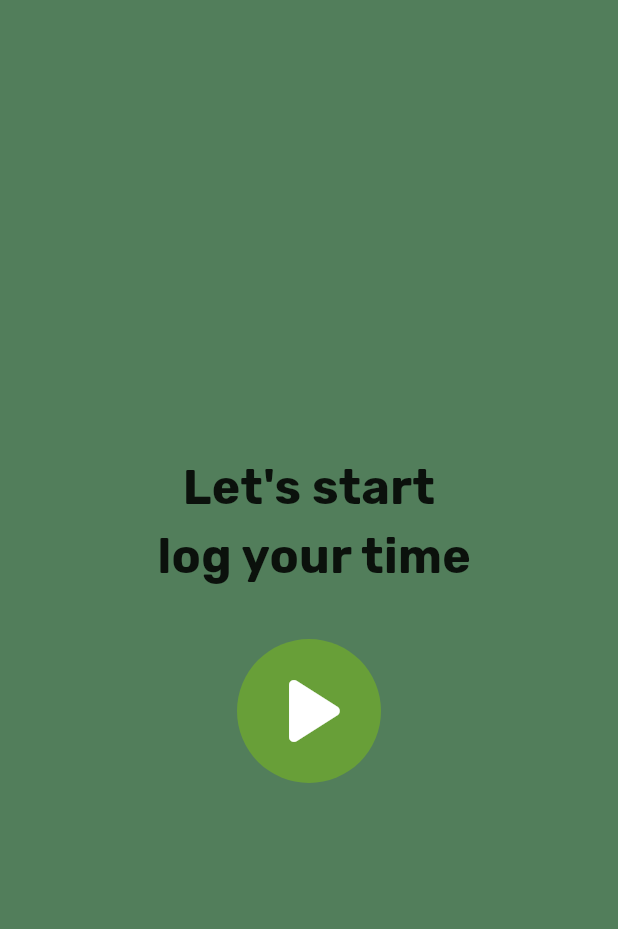
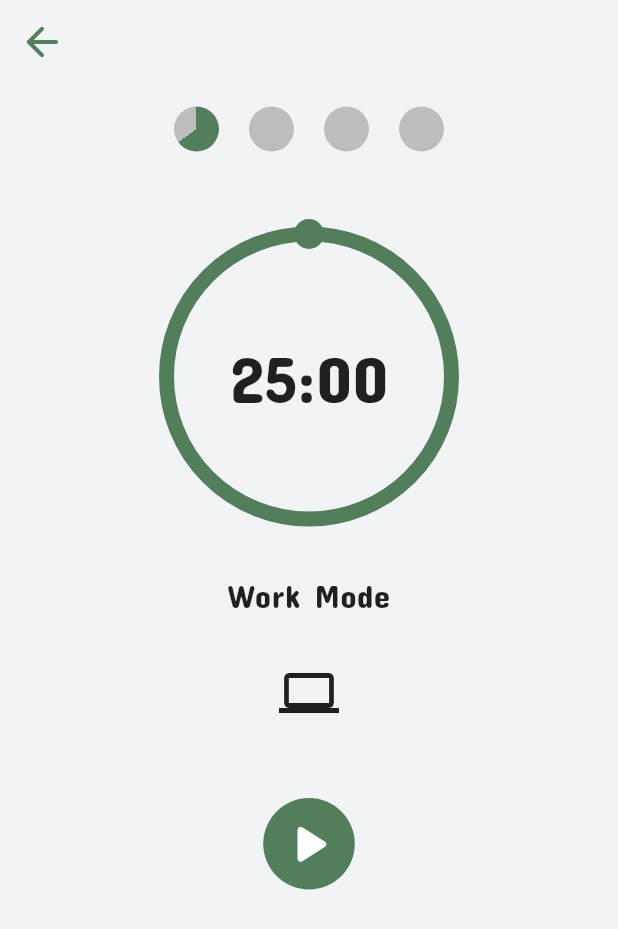
Before and after one commit to luizgfalqueto/pomodoro-timer, a Flutter app: the screen it shows after launch, after a tap on the "play arrow" icon, on a phone screen of 412 x 824 dp. Shown: the top 929 px of the screen. Run offline on Flutter 3.47's test engine with Material 3 defaults, Android fonts, the phone set to English and light mode, and no system bars; drawn by our look-alikes of sleek_circular_slider; our stand-ins replace flutter_mobx, flutter_modular, flutter_screenutil, mobx; generated files the repository leaves out were written again.

Commit message:
feat: timer page

```diff
--- /dev/null
+++ b/devtools_options.yaml
@@ -0,0 +1,3 @@
+description: This file stores settings for Dart & Flutter DevTools.
+documentation: https://docs.flutter.dev/tools/devtools/extensions#configure-extension-enablement-states
+extensions:
--- a/lib/app/app_module.dart
+++ b/lib/app/app_module.dart
@@ -1,11 +1,13 @@
 import 'package:flutter_modular/flutter_modular.dart';
 import 'package:pomodoro_timer/app/modules/home/home_module.dart';
+import 'package:pomodoro_timer/app/modules/timer/timer_module.dart';
 
 class AppModule extends Module {
 
   @override
   void routes(RouteManager r) {
     r.module('/home/', module: HomeModule());
+    r.module('/timer/', module: TimerModule());
   }
 
 }
--- a/lib/app/app_widget.dart
+++ b/lib/app/app_widget.dart
@@ -1,5 +1,6 @@
 import 'package:flutter/material.dart';
 import 'package:flutter_modular/flutter_modular.dart';
+import 'package:flutter_screenutil/flutter_screenutil.dart';
 import 'package:pomodoro_timer/app/core/ui/ui_config.dart';
 
 class AppWidget extends StatelessWidget {
@@ -8,11 +9,17 @@ class AppWidget extends StatelessWidget {
   @override
   Widget build(BuildContext context) {
     Modular.setInitialRoute('/home/');
-    return MaterialApp.router(
-      title: UiConfig.title,
-      theme: UiConfig.theme,
-      routeInformationParser: Modular.routeInformationParser,
-      routerDelegate: Modular.routerDelegate,
+    return ScreenUtilInit(
+      designSize:  const Size(390, 844),
+      builder: (_, __) {
+        return MaterialApp.router(
+          title: UiConfig.title,
+          theme: UiConfig.theme,
+          debugShowCheckedModeBanner: false,
+          routeInformationParser: Modular.routeInformationParser,
+          routerDelegate: Modular.routerDelegate,
+        );
+      },
     );
   }
 }
--- a/lib/app/core/ui/extensions/theme_extension.dart
+++ b/lib/app/core/ui/extensions/theme_extension.dart
@@ -4,6 +4,7 @@ extension ThemeExtension on BuildContext {
   Color get primaryColor => Theme.of(this).primaryColor;
   Color get primaryColorDark => Theme.of(this).primaryColorDark;
   Color get primaryColorLight => Theme.of(this).primaryColorLight;
+  Color get whiteColor => const Color(0xFFF1F3F5);
   TextTheme get textTheme => Theme.of(this).textTheme;
   TextStyle get normalTextStyle => const TextStyle(
         fontSize: 16,
@@ -11,8 +12,8 @@ extension ThemeExtension on BuildContext {
         color: Colors.black87,
       );
   TextStyle get largeTextStyle => const TextStyle(
-        fontSize: 32,
-        fontWeight: FontWeight.bold,
+        fontSize: 34,
+        fontWeight: FontWeight.normal,
         color: Colors.black87,
       );
 }
--- a/lib/app/core/ui/ui_config.dart
+++ b/lib/app/core/ui/ui_config.dart
@@ -11,6 +11,6 @@ class UiConfig {
         primaryColorLight: const Color(0xff7ba37e),
         appBarTheme: const AppBarTheme(backgroundColor: Color(0xffA8CE4B)),
         scaffoldBackgroundColor: const Color(0xFF527e5b),
-        fontFamily: 'Rubik'
+        fontFamily: 'Concert One'
       );
 }
--- /dev/null
+++ b/lib/app/core/widgets/default_button.dart
@@ -0,0 +1,48 @@
+import 'package:flutter/material.dart';
+import 'package:pomodoro_timer/app/core/ui/extensions/theme_extension.dart';
+
+class DefaultButton extends StatelessWidget {
+  final IconData icon;
+  final String? text;
+  final Color? backgroundColor;
+  final Function() onPressed;
+  final Color? textColor;
+
+  const DefaultButton({
+    super.key,
+    required this.icon,
+    this.text,
+    this.backgroundColor,
+    required this.onPressed,
+    this.textColor,
+  });
+
+  @override
+  Widget build(BuildContext context) {
+    return Column(
+      crossAxisAlignment: CrossAxisAlignment.center,
+      children: [
+        IconButton(
+          iconSize: 45,
+          onPressed: onPressed,
+          style: IconButton.styleFrom(
+            backgroundColor: backgroundColor ?? context.primaryColor,
+          ),
+          icon: Icon(
+            icon,
+            color: Colors.white,
+          ),
+        ),
+        const SizedBox(
+          height: 10,
+        ),
+        Text(
+          text ?? '',
+          style: context.normalTextStyle.copyWith(
+            color: context.whiteColor,
+          ),
+        ),
+      ],
+    );
+  }
+}
--- a/lib/app/modules/home/home_page.dart
+++ b/lib/app/modules/home/home_page.dart
@@ -1,5 +1,8 @@
 import 'package:flutter/material.dart';
+import 'package:flutter_modular/flutter_modular.dart';
 import 'package:pomodoro_timer/app/core/ui/extensions/theme_extension.dart';
+
+import '../../core/widgets/default_button.dart';
 
 class HomePage extends StatelessWidget {
   const HomePage({super.key});
@@ -19,20 +22,20 @@ class HomePage extends StatelessWidget {
                 Text(
                   'Let\'s start \n log your time',
                   textAlign: TextAlign.center,
-                  style: context.largeTextStyle,
+                  style: context.largeTextStyle.copyWith(
+                    color: context.whiteColor,
+                    height: 1,
+                  ),
                 ),
                 const SizedBox(
                   height: 32,
                 ),
-                IconButton(
-                  iconSize: 80,
-                  onPressed: () {},
-                  style: IconButton.styleFrom(
-                      backgroundColor: context.primaryColorDark),
-                  icon: const Icon(
-                    Icons.play_arrow_rounded,
-                    color: Colors.white,
-                  ),
+                DefaultButton(
+                  icon: Icons.play_arrow_rounded,
+                  backgroundColor: context.primaryColorLight,
+                  text: 'Let`s go!',
+                  textColor: context.whiteColor,
+                  onPressed: () => Modular.to.pushNamed('/timer/'),
                 )
               ],
             ),
--- /dev/null
+++ b/lib/app/modules/timer/timer_module.dart
@@ -0,0 +1,19 @@
+import 'package:flutter_modular/flutter_modular.dart';
+import 'package:pomodoro_timer/app/modules/timer/timer_controller.dart';
+import 'package:pomodoro_timer/app/modules/timer/timer_page.dart';
+
+class TimerModule extends Module {
+
+  @override
+  void binds(Injector i) {
+    i.addLazySingleton<TimerController>(() => TimerController()..initController());
+  }
+
+  @override
+  void routes(RouteManager r) {
+    r.child(
+      Modular.initialRoute,
+      child: (_) => const TimerPage(),
+    );
+  }
+}
--- /dev/null
+++ b/lib/app/modules/timer/timer_page.dart
@@ -0,0 +1,88 @@
+import 'package:flutter/material.dart';
+import 'package:flutter_mobx/flutter_mobx.dart';
+import 'package:flutter_modular/flutter_modular.dart';
+import 'package:pomodoro_timer/app/core/ui/extensions/theme_extension.dart';
+import 'package:pomodoro_timer/app/core/widgets/default_button.dart';
+import 'package:pomodoro_timer/app/modules/timer/timer_controller.dart';
+import 'package:pomodoro_timer/app/modules/timer/widgets/clock_timer.dart';
+
+import 'widgets/count_time_circles.dart';
+
+class TimerPage extends StatelessWidget {
+  const TimerPage({super.key});
+
+  @override
+  Widget build(BuildContext context) {
+    final controller = Modular.get<TimerController>();
+    return Scaffold(
+      appBar: AppBar(
+        backgroundColor: Colors.transparent,
+        leading: IconButton(
+          onPressed: () {
+            controller.close();
+            Modular.to.pop();
+          },
+          icon: Icon(
+            Icons.arrow_back_rounded,
+            color: context.primaryColor,
+            size: 32,
+          ),
+        ),
+      ),
+      backgroundColor: context.whiteColor,
+      body: SingleChildScrollView(
+        child: Padding(
+          padding: const EdgeInsets.all(15.0),
+          child: Column(
+            children: [
+              const SizedBox(
+                height: 30,
+                child: Center(
+                  child: CountTimeCircles(),
+                ),
+              ),
+              const SizedBox(
+                height: 50,
+              ),
+              const ClockTimer(),
+              const SizedBox(
+                height: 30,
+              ),
+              Observer(
+                builder: (context) => Text(
+                  controller.modeText,
+                  style: context.normalTextStyle
+                      .copyWith(fontWeight: FontWeight.normal, fontSize: 22),
+                ),
+              ),
+              const SizedBox(
+                height: 30,
+              ),
+              const Icon(
+                Icons.computer,
+                size: 40,
+              ),
+              const SizedBox(
+                height: 50,
+              ),
+              Observer(
+                builder: (context) {
+                  return DefaultButton(
+                    icon: controller.isStarted == false
+                        ? Icons.play_arrow_rounded
+                        : Icons.pause_outlined,
+                    text: controller.buttonText,
+                    backgroundColor: context.primaryColor,
+                    onPressed: () {
+                      controller.controllTimer();
+                    },
+                  );
+                },
+              )
+            ],
+          ),
+        ),
+      ),
+    );
+  }
+}
--- /dev/null
+++ b/lib/app/modules/timer/widgets/clock_timer.dart
@@ -0,0 +1,54 @@
+import 'package:flutter/material.dart';
+import 'package:flutter_mobx/flutter_mobx.dart';
+import 'package:flutter_modular/flutter_modular.dart';
+import 'package:pomodoro_timer/app/core/ui/extensions/theme_extension.dart';
+import 'package:pomodoro_timer/app/modules/timer/timer_controller.dart';
+import 'package:sleek_circular_slider/sleek_circular_slider.dart';
+
+class ClockTimer extends StatelessWidget {
+  const ClockTimer({super.key});
+
+  @override
+  Widget build(BuildContext context) {
+    final controller = Modular.get<TimerController>();
+    return Row(
+      mainAxisAlignment: MainAxisAlignment.center,
+      children: [
+        Observer(
+          builder: (context) {
+            return SleekCircularSlider(
+              min: 0,
+              max: controller.defaultValue,
+              initialValue: controller.valueTime,
+              appearance: CircularSliderAppearance(
+                customColors: CustomSliderColors(
+                  trackColor: Colors.grey.shade400,
+                  progressBarColor: context.primaryColor,
+                  dotColor: context.primaryColor,
+                ),
+                customWidths: CustomSliderWidths(
+                  trackWidth: 5,
+                  progressBarWidth: 10,
+                  handlerSize: 10,
+                ),
+                size: 200,
+                angleRange: 360,
+                startAngle: -90,
+              ),
+              innerWidget: (double newValue) {
+                return Center(
+                  child: Text(
+                    "${(controller.valueTime ~/ 60).toInt().toString().padLeft(2, '0')}:${(controller.valueTime % 60).toInt().toString().padLeft(2, '0')}",
+                    style: context.largeTextStyle.copyWith(
+                      fontSize: 44,
+                    ),
+                  ),
+                );
+              },
+            );
+          },
+        )
+      ],
+    );
+  }
+}
--- /dev/null
+++ b/lib/app/modules/timer/widgets/count_time_circles.dart
@@ -0,0 +1,53 @@
+import 'dart:math';
+import 'package:flutter/material.dart';
+import 'package:flutter_mobx/flutter_mobx.dart';
+import 'package:flutter_modular/flutter_modular.dart';
+import 'package:pomodoro_timer/app/core/ui/extensions/theme_extension.dart';
+import 'package:pomodoro_timer/app/modules/timer/timer_controller.dart';
+
+class CountTimeCircles extends StatelessWidget {
+  const CountTimeCircles({super.key});
+
+  @override
+  Widget build(BuildContext context) {
+    final controller = Modular.get<TimerController>();
+    return Observer(
+      builder: (context) {
+        return ListView.builder(
+          scrollDirection: Axis.horizontal,
+          shrinkWrap: true,
+          itemCount: controller.circles.length,
+          itemBuilder: (context, index) {
+            final circle = controller.circles[index];
+            final gradient = circle.completed == false && circle.inCurse == true
+                ? SweepGradient(
+                    startAngle: pi / 2,
+                    endAngle: circle.completed
+                        ? 4 * pi
+                        : circle.inCurse
+                            ? 2.1 * pi
+                            : pi,
+                    colors: [context.primaryColor, Colors.grey.shade400],
+                    stops: const [0.5, 0.5],
+                  )
+                : null;
+            return Transform.rotate(
+              angle: 3 * pi / 2,
+              child: Container(
+                width: 30,
+                margin: const EdgeInsets.only(left: 10, right: 10),
+                decoration: BoxDecoration(
+                  gradient: gradient,
+                  color: circle.completed == true
+                      ? context.primaryColor
+                      : Colors.grey.shade400,
+                  shape: BoxShape.circle,
+                ),
+              ),
+            );
+          },
+        );
+      },
+    );
+  }
+}
--- a/pubspec.yaml
+++ b/pubspec.yaml
@@ -38,6 +38,8 @@ dependencies:
   flutter_modular: ^6.3.4
   mobx: ^2.3.3+2
   flutter_mobx: ^2.2.1+1
+  flutter_screenutil: ^5.9.3
+  sleek_circular_slider: ^2.0.1
 
 dev_dependencies:
   flutter_test:
@@ -80,9 +82,9 @@ flutter:
   # list giving the asset and other descriptors for the font. For
   # example:
   fonts:
-    - family: Rubik
+    - family: Concert One
       fonts:
-        - asset: assets/fonts/Rubik-VariableFont_wght.ttf
+        - asset: assets/fonts/ConcertOne-Regular.ttf
   #       - asset: fonts/Schyler-Italic.ttf
   #         style: italic
   #   - family: Trajan Pro
```
Also changed, not shown: lib/app/core/ui/extensions/size_screen_extension.dart (added, +13 -0 lines), lib/app/modules/timer/models/count_times_circle_model.dart (added, +19 -0 lines), lib/app/modules/timer/timer_controller.dart (added, +112 -0 lines), assets/fonts/ConcertOne-Regular.ttf (added), assets/fonts/Rubik-VariableFont_wght.ttf (deleted), lib/app/modules/timer/timer_controller.g.dart (added), pubspec.lock.
